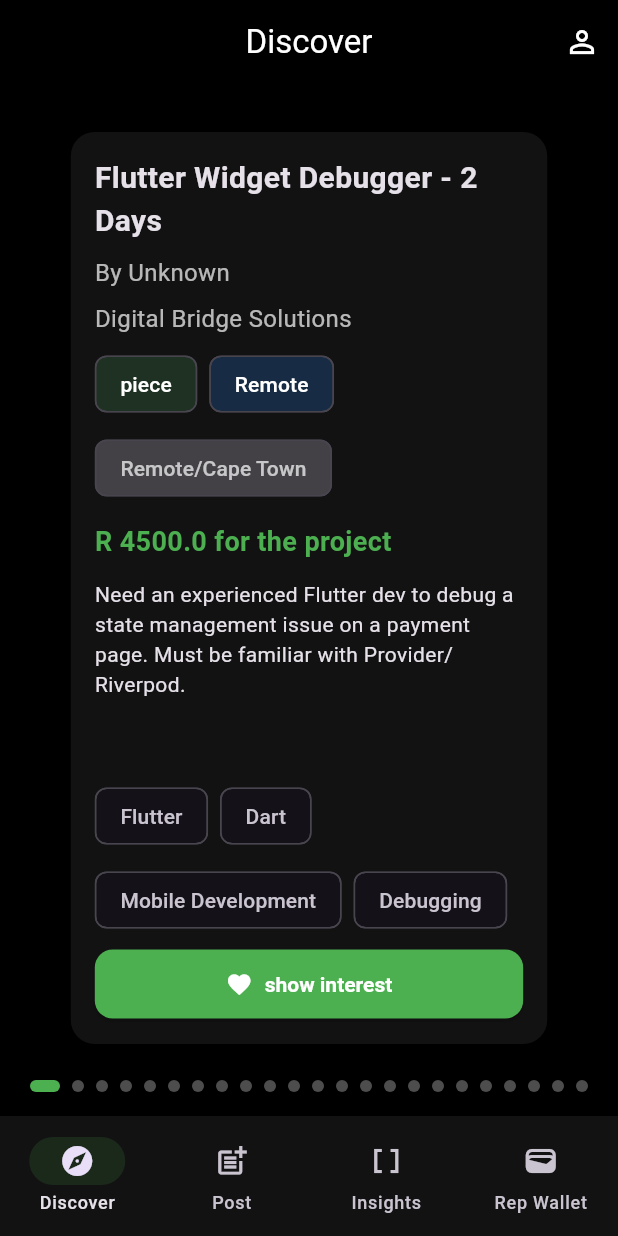
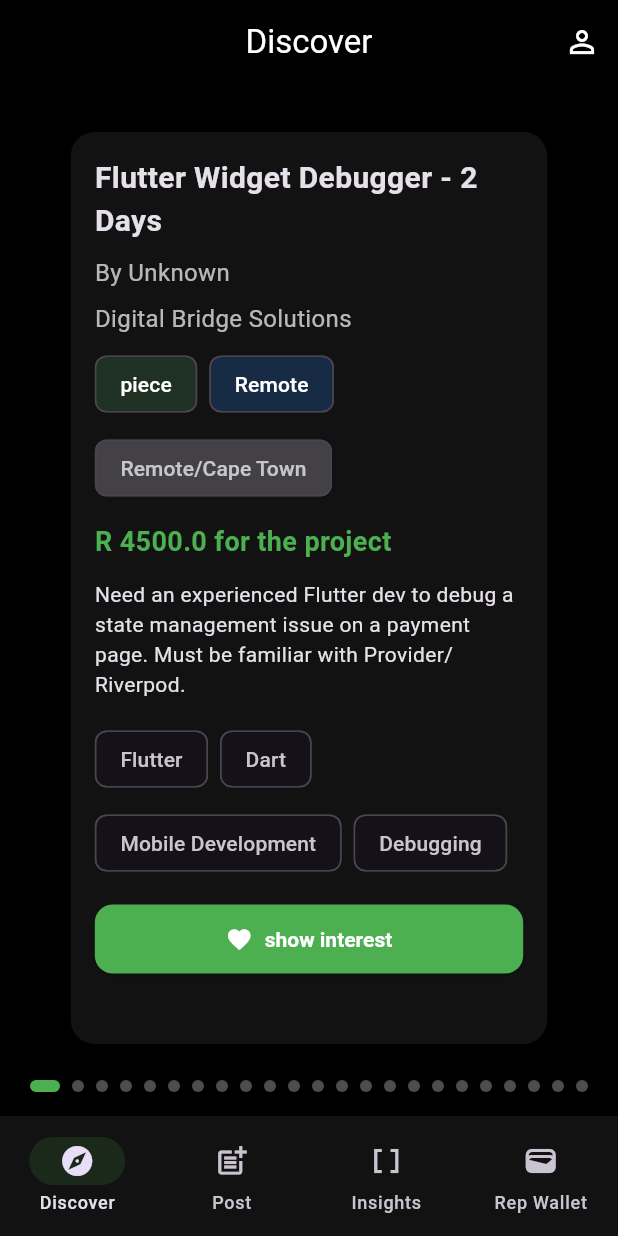
Before and after one commit to Silva3012/nextgig, a Flutter app: the screen it shows after launch, on a phone screen of 412 x 824 dp. Run offline on Flutter 3.47's test engine with Material 3 defaults, Android fonts, the phone set to English and light mode, and no system bars; our stand-ins replace flutter_dotenv, google_generative_ai, shared_preferences.

Commit message:
chore: fix overflows

```diff
--- a/lib/data/models/job_post_model.dart
+++ b/lib/data/models/job_post_model.dart
@@ -18,12 +18,12 @@ class GigPostModel {
   final String location; // Physical location (city, township, or 'Remote')
 
   // --- Compensation & Period ---
-  final CompensationType compensationType; // e.g., Hourly, FixedPrice
+  final CompensationType? compensationType; // e.g., Hourly, FixedPrice
   final double rateOrPrice; // The rand amount (e.g., 150.00)
   final String
       compensationUnit; // e.g., "per hour," "total for job," or "per week"
 
-  final String
+  final String?
       periodEstimate; // How long is the work? e.g., "2 hours," "3 days," "1 year"
 
   // --- Employer/Poster Information ---
@@ -34,8 +34,8 @@ class GigPostModel {
 
   // --- Metadata & Status ---
   final bool isActive; // Is the job still open?
-  final DateTime createdAt;
-  final DateTime expiresAt; // For automatic expiry of posts
+  final DateTime? createdAt;
+  final DateTime? expiresAt; // For automatic expiry of posts
 
   GigPostModel({
     required this.id,
@@ -47,15 +47,15 @@ class GigPostModel {
     required this.gigType,
     required this.isRemote,
     required this.location,
-    required this.compensationType,
+    this.compensationType,
     required this.rateOrPrice,
     required this.compensationUnit,
-    required this.periodEstimate,
+    this.periodEstimate,
     required this.employerName,
     this.employerBusinessSector,
     this.isActive = true,
-    required this.createdAt,
-    required this.expiresAt,
+    this.createdAt,
+    this.expiresAt,
   });
 }
 
--- a/lib/presentation/features/discover/discover_page.dart
+++ b/lib/presentation/features/discover/discover_page.dart
@@ -2,9 +2,12 @@ import 'package:flutter/material.dart';
 import 'package:nextgig/core/theme/app_theme.dart';
 import 'package:nextgig/data/mocks/hirers/set_1.dart';
 import 'package:nextgig/data/mocks/jobs/jobs.dart';
+import 'package:nextgig/data/posts/post_repository.dart';
 import 'package:nextgig/presentation/features/profile/profile_page.dart';
 import 'package:nextgig/data/models/job_post_model.dart';
 import 'package:nextgig/data/models/user_model.dart';
+import 'package:nextgig/services/gemini/gemini_service.dart';
+import 'package:nextgig/domain/posts/post_models.dart';
 
 class DiscoverPage extends StatefulWidget {
   const DiscoverPage({super.key});
@@ -15,14 +18,14 @@ class DiscoverPage extends StatefulWidget {
 
 class _DiscoverPageState extends State<DiscoverPage> {
   List<GigPostModel> _posts = [];
+  List<Post> _savedPosts = [];
   int _current = 0;
   PageController? _pageController;
 
   @override
   void initState() {
     super.initState();
-    // Load mock data directly
-    _posts = mockGigPosts;
+    _loadPosts();
     _pageController = PageController(viewportFraction: 0.92);
   }
 
@@ -30,6 +33,32 @@ class _DiscoverPageState extends State<DiscoverPage> {
   void dispose() {
     _pageController?.dispose();
     super.dispose();
+  }
+
+  Future<void> _loadPosts() async {
+    final postRepo = SharedPrefsPostRepository();
+    final savedPosts = await postRepo.getPosts();
+
+    // Map the saved Post models to GigPostModel for display
+    final mappedPosts = savedPosts.map((post) {
+      return GigPostModel(
+        id: post.id,
+        posterId: post.authorId,
+        title: post.title,
+        employerName: 'Freelancer',
+        gigType: post.type == PostType.job ? GigType.piece : GigType.apprentice,
+        isRemote: post.isRemote,
+        location: post.location ?? 'Remote',
+        rateOrPrice: 0,
+        compensationUnit: 'Per Hour',
+        description: post.description,
+        requiredSkills: post.tags,
+      );
+    }).toList();
+
+    setState(() {
+      _posts = [...mappedPosts, ...mockGigPosts];
+    });
   }
 
   /// Displays a confirmation modal to the user.
@@ -228,6 +257,7 @@ class _DiscoverPageState extends State<DiscoverPage> {
                           padding: const EdgeInsets.symmetric(
                               horizontal: 4, vertical: 4),
                           child: Card(
+                            child: SingleChildScrollView(
                               child: Padding(
                                 padding: const EdgeInsets.all(16),
                                 child: Column(
@@ -261,8 +291,10 @@ class _DiscoverPageState extends State<DiscoverPage> {
                                         Chip(
                                           label: Text(gigPost.gigType.name,
                                               style: const TextStyle(
-                                                color: AppColors.textPrimary)),
-                                        backgroundColor: AppColors.primaryGreen
+                                                  color:
+                                                      AppColors.textPrimary)),
+                                          backgroundColor: AppColors
+                                              .primaryGreen
                                               .withOpacity(
                                                   0.2), // Light green background
                                         ),
@@ -272,7 +304,8 @@ class _DiscoverPageState extends State<DiscoverPage> {
                                                 style: TextStyle(
                                                     color:
                                                         AppColors.textPrimary)),
-                                          backgroundColor: AppColors.accentBlue
+                                            backgroundColor: AppColors
+                                                .accentBlue
                                                 .withOpacity(
                                                     0.2), // Light blue background
                                           ),
@@ -282,7 +315,8 @@ class _DiscoverPageState extends State<DiscoverPage> {
                                             style: const TextStyle(
                                                 color: AppColors.textSecondary),
                                           ),
-                                        backgroundColor: AppColors.textSecondary
+                                          backgroundColor: AppColors
+                                              .textSecondary
                                               .withOpacity(0.2),
                                         )
                                       ],
@@ -296,12 +330,8 @@ class _DiscoverPageState extends State<DiscoverPage> {
                                           color: AppColors.primaryGreen),
                                     ),
                                     const SizedBox(height: 12),
-                                  Expanded(
-                                    child: SingleChildScrollView(
-                                      child: Text(gigPost.description),
-                                    ),
-                                  ),
-                                  const SizedBox(height: 8),
+                                    Text(gigPost.description),
+                                    const SizedBox(height: 16),
                                     Wrap(
                                       spacing: 8,
                                       runSpacing: 8,
@@ -309,7 +339,7 @@ class _DiscoverPageState extends State<DiscoverPage> {
                                           .map((k) => Chip(label: Text(k)))
                                           .toList(),
                                     ),
-                                  const SizedBox(height: 8),
+                                    const SizedBox(height: 16),
                                     Row(
                                       children: [
                                         Expanded(
@@ -331,6 +361,7 @@ class _DiscoverPageState extends State<DiscoverPage> {
                                       ],
                                     )
                                   ],
+                                ),
                               ),
                             ),
                           ),
--- a/lib/presentation/shell/main_shell.dart
+++ b/lib/presentation/shell/main_shell.dart
@@ -18,7 +18,7 @@ class _MainShellState extends State<MainShell> {
   final List<Widget> _pages = [
     const DiscoverPage(),
     const PostingPage(),
-    InsightsPage(),
+    const InsightsPage(),
     const RepWalletPage(),
   ];
 
```
Lines whose indentation alone changed are shown as unchanged.
